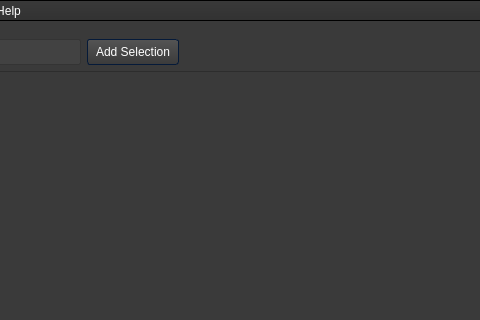
Old version of the form forms/mainwindow.ui in the repository WTS012201/Text-Extraction-Tool; both pictures show x 127 to 607 and y 0 to 320 of the 800 by 600 pixel window.
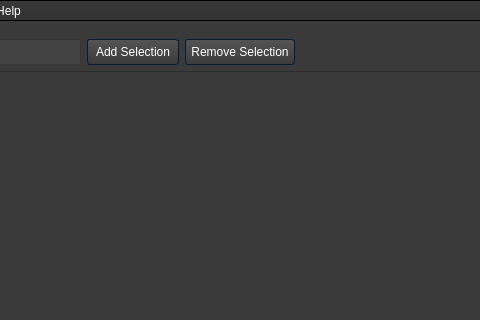
New version of the form. Icons and pictures are not drawn.

What changed in the file:
```diff
--- a/forms/mainwindow.ui
+++ b/forms/mainwindow.ui
@@ -1056,6 +1056,13 @@
                    </property>
                   </widget>
                  </item>
+                 <item>
+                  <widget class="QPushButton" name="removeSelection">
+                   <property name="text">
+                    <string>Remove Selection</string>
+                   </property>
+                  </widget>
+                 </item>
                  <item>
                   <spacer name="horizontalSpacer">
                    <property name="orientation">
```
